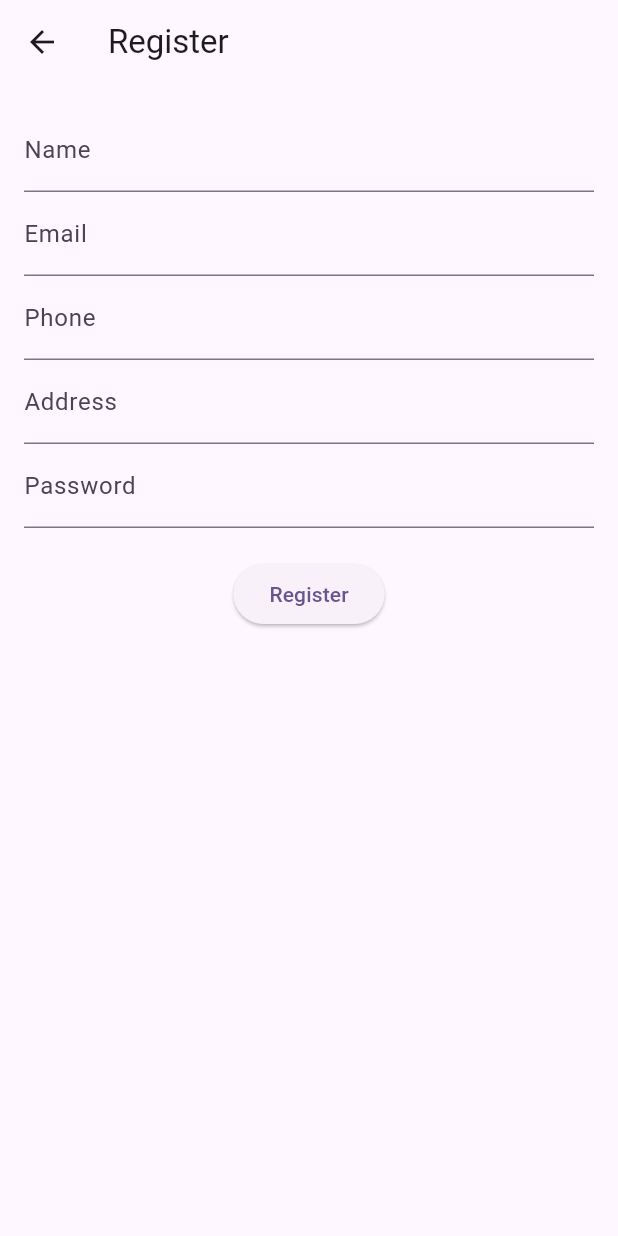
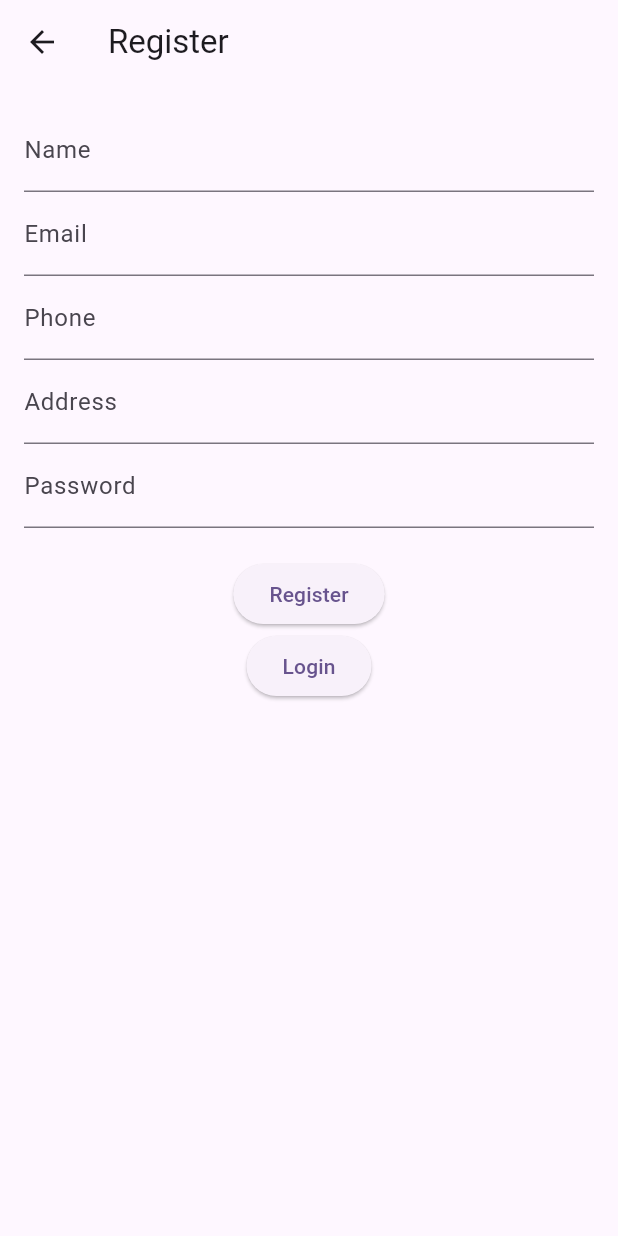
Before and after one commit to MonicaSaeed/cakes_store_frontend, a Flutter app: the RegisterScreen screen opened directly, on a phone screen of 412 x 824 dp. Run offline on Flutter 3.47's test engine with Material 3 defaults, Android fonts, the phone set to English and light mode, and no system bars; our stand-ins replace bloc, equatable, firebase_auth, firebase_core, flutter_bloc, toastification; accounts and stored records are empty.

Commit message:
Update register_screen.dart

```diff
--- a/lib/features/auth/presentation/screen/register_screen.dart
+++ b/lib/features/auth/presentation/screen/register_screen.dart
@@ -1,3 +1,4 @@
+import 'package:cakes_store_frontend/features/auth/presentation/screen/login_screen.dart';
 import 'package:flutter/material.dart';
 import 'package:flutter_bloc/flutter_bloc.dart';
 
@@ -18,7 +19,7 @@ class RegisterScreen extends StatelessWidget {
 
     return Scaffold(
       appBar: AppBar(title: const Text('Register')),
-      body: BlocListener<AuthCubit, AuthState>(
+      body: BlocConsumer<AuthCubit, AuthState>(
         listener: (context, state) {
           if (state is AuthLoading) {
             // Optionally show loading
@@ -37,7 +38,8 @@ class RegisterScreen extends StatelessWidget {
             Navigator.pop(context); // Navigate to Sign-In screen
           }
         },
-        child: Padding(
+        builder: (context, state) {
+          return Padding(
             padding: const EdgeInsets.all(16),
             child: SingleChildScrollView(
               child: Column(
@@ -64,7 +66,9 @@ class RegisterScreen extends StatelessWidget {
                     decoration: const InputDecoration(labelText: 'Password'),
                   ),
                   const SizedBox(height: 20),
-                ElevatedButton(
+                  state is AuthLoading
+                      ? const CircularProgressIndicator()
+                      : ElevatedButton(
                         onPressed: () {
                           final user = UserFirebaseModel(
                             name: nameController.text.trim(),
@@ -77,10 +81,21 @@ class RegisterScreen extends StatelessWidget {
                         },
                         child: const Text('Register'),
                       ),
+
+                  ElevatedButton(
+                    onPressed: () {
+                      Navigator.pushReplacement(
+                        context,
+                        MaterialPageRoute(builder: (context) => LoginScreen()),
+                      );
+                    },
+                    child: const Text('Login'),
+                  ),
                 ],
               ),
             ),
-        ),
+          );
+        },
       ),
     );
   }
```
Lines whose indentation alone changed are shown as unchanged.
